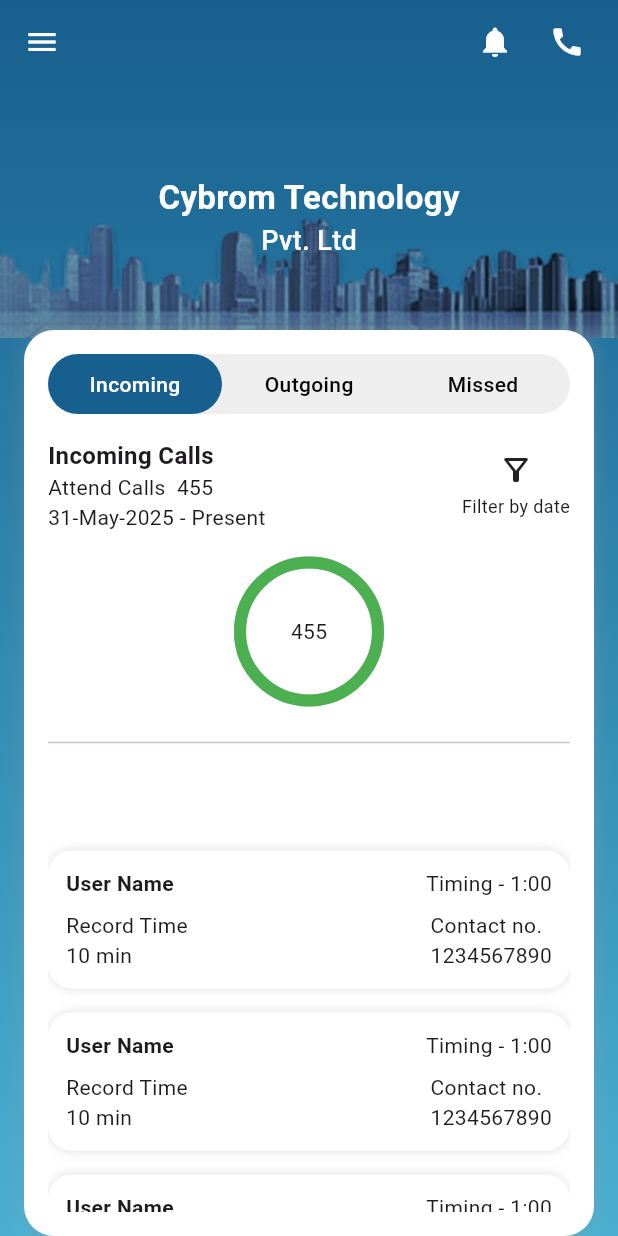
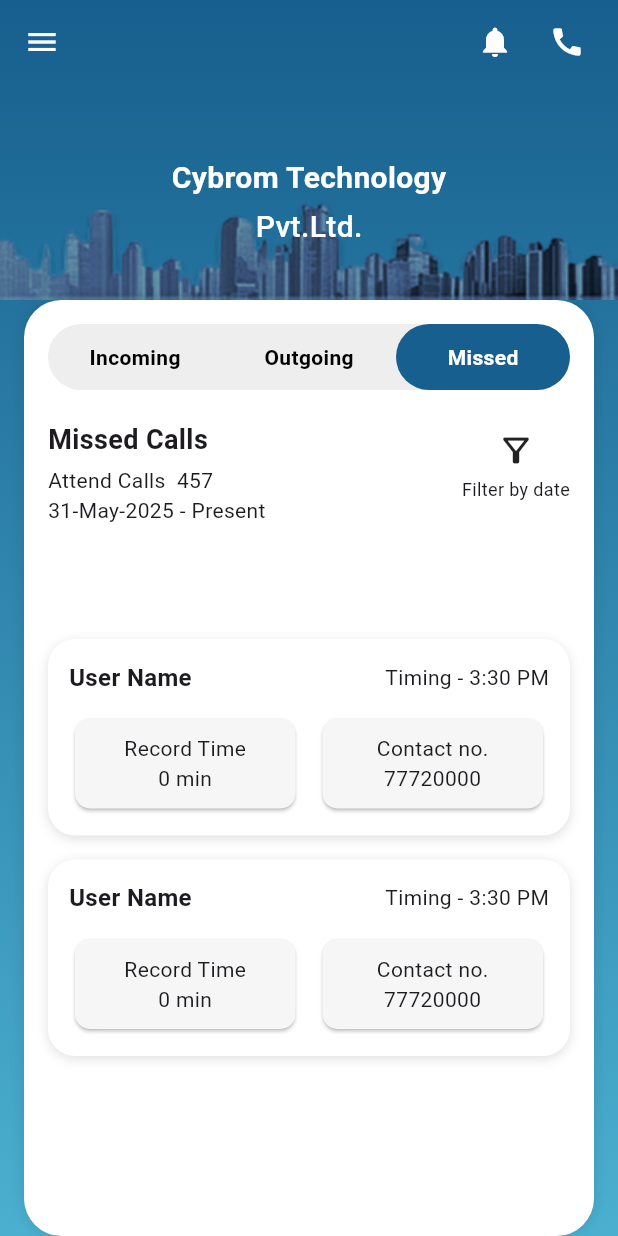
Before and after one commit to Rajankumar9955/CRM, a Flutter app: the CallingPage screen opened directly, on a phone screen of 412 x 824 dp. Run offline on Flutter 3.47's test engine with Material 3 defaults, Android fonts, the phone set to English and light mode, and no system bars; drawn by our look-alikes of percent_indicator.

Commit message:
calling section

```diff
--- a/lib/view/home/pages/Calling_page.dart
+++ b/lib/view/home/pages/Calling_page.dart
@@ -1,4 +1,7 @@
+import 'dart:nativewrappers/_internal/vm/lib/ffi_patch.dart';
+
 import 'package:flutter/material.dart';
+// ignore: depend_on_referenced_packages
 import 'package:percent_indicator/circular_percent_indicator.dart';
 import 'package:crm/view/home/pages/drawer.dart';
 
@@ -10,10 +13,11 @@ class CallingPage extends StatefulWidget {
 }
 
 class _CallingPageState extends State<CallingPage> {
+  int selectedTab = 2;
   @override
   Widget build(BuildContext context) {
     return Scaffold(
-      drawer: NavbarSlider(),
+      drawer: const NavbarSlider(),
       extendBodyBehindAppBar: true,
       appBar: AppBar(
         backgroundColor: Colors.transparent,
@@ -28,9 +32,7 @@ class _CallingPageState extends State<CallingPage> {
       ),
       body: Stack(
         children: [
-          // Gradient Background
-          Positioned.fill(
-            child: Container(
+          Container(
             decoration: const BoxDecoration(
               gradient: LinearGradient(
                 colors: [Color(0xFF175F8E), Color(0xFF4BB0D0)],
@@ -39,17 +41,15 @@ class _CallingPageState extends State<CallingPage> {
               ),
             ),
           ),
-          ),
 
-          // Header Image + Company Name
+          // Image
           Positioned(
-            top: 65,
+            top: 70,
             left: 0,
             right: 0,
             child: Container(
-              height: 160,
-              width: double.infinity,
-              decoration: const BoxDecoration(
+              height: 130,
+              decoration: BoxDecoration(
                 image: DecorationImage(
                   image: AssetImage('assets/header_bg.png'),
                   fit: BoxFit.cover,
@@ -58,20 +58,21 @@ class _CallingPageState extends State<CallingPage> {
               child: Center(
                 child: Column(
                   mainAxisAlignment: MainAxisAlignment.center,
-                  children: const [
+                  children:  [
                     Text(
                       "Cybrom Technology",
                       style: TextStyle(
                         color: Colors.white,
-                        fontSize: 22,
+                        fontSize: 20,
                         fontWeight: FontWeight.bold,
                       ),
                     ),
+                    SizedBox(height: 4),
                     Text(
-                      "Pvt. Ltd",
+                      "Pvt.Ltd.",
                       style: TextStyle(
                         color: Colors.white,
-                        fontSize: 18,
+                        fontSize: 20,
                         fontWeight: FontWeight.w500,
                       ),
                     ),
@@ -81,9 +82,9 @@ class _CallingPageState extends State<CallingPage> {
             ),
           ),
 
-          // Main White Container
+          // Main Container hai
           Positioned(
-            top: 220,
+            top: 200,
             left: 16,
             right: 16,
             bottom: 0,
@@ -91,11 +92,11 @@ class _CallingPageState extends State<CallingPage> {
               padding: const EdgeInsets.all(16),
               decoration: BoxDecoration(
                 color: Colors.white,
-                borderRadius: BorderRadius.circular(20),
+                borderRadius: BorderRadius.circular(25),
                 boxShadow: [
                   BoxShadow(
-                    color: Colors.grey.withOpacity(0.3),
-                    blurRadius: 10,
+                    color: Colors.black12,
+                    blurRadius: 8,
                   ),
                 ],
               ),
@@ -103,30 +104,10 @@ class _CallingPageState extends State<CallingPage> {
                 crossAxisAlignment: CrossAxisAlignment.start,
                 children: [
                   _buildTabButtons(),
-                  const SizedBox(height: 16),
+                   SizedBox(height: 20),
                   _buildCallStatsHeader(),
-                  const SizedBox(height: 16),
-                  Center(
-                    child: CircularPercentIndicator(
-                      radius: 50.0,
-                      lineWidth: 8.0,
-                      percent: 1.0,
-                      center: const Text("455"),
-                      progressColor: Colors.green,
-                    ),
-                  ),
-                  const SizedBox(height: 16),
-                  const Divider(),
-                  const SizedBox(height: 8),
-                  Expanded(
-                    child: ListView.builder(
-                      itemCount: 5,
-                      physics: const BouncingScrollPhysics(),
-                      itemBuilder: (context, index) {
-                        return _buildCallCard();
-                      },
-                    ),
-                  ),
+                   SizedBox(height: 20),
+                  Expanded(child: _buildTabContent()),
                 ],
               ),
             ),
@@ -144,28 +125,34 @@ class _CallingPageState extends State<CallingPage> {
       ),
       child: Row(
         children: [
-          _buildTab("Incoming", true),
-          _buildTab("Outgoing", false),
-          _buildTab("Missed", false),
+          _buildTab("Incoming", 0),
+          _buildTab("Outgoing", 1),
+          _buildTab("Missed", 2),
         ],
       ),
     );
   }
 
-  Widget _buildTab(String title, bool selected) {
+  Widget _buildTab(String title, int index) {
+    final isSelected = selectedTab == index;
     return Expanded(
+      child: GestureDetector(
+        onTap: () {
+          setState(() => selectedTab = index);
+        },
         child: Container(
-        padding: const EdgeInsets.symmetric(vertical: 10),
+          padding:  EdgeInsets.symmetric(vertical: 12),
           decoration: BoxDecoration(
-          color: selected ? const Color(0xFF175F8E) : Colors.transparent,
+            color: isSelected ? const Color(0xFF175F8E) : Colors.transparent,
             borderRadius: BorderRadius.circular(30),
           ),
           child: Center(
             child: Text(
               title,
               style: TextStyle(
-              color: selected ? Colors.white : Colors.black,
-              fontWeight: FontWeight.w500,
+                color: isSelected ? Colors.white : Colors.black,
+                fontWeight: FontWeight.w600,
+              ),
             ),
           ),
         ),
@@ -173,64 +160,210 @@ class _CallingPageState extends State<CallingPage> {
     );
   }
 
+
   Widget _buildCallStatsHeader() {
+    String title = '';
+    if (selectedTab == 0) {
+      title = "Incoming Calls";
       return Row(
       mainAxisAlignment: MainAxisAlignment.spaceBetween,
       children: [
         Column(
           crossAxisAlignment: CrossAxisAlignment.start,
-          children: const [
-            Text(
-              "Incoming Calls",
-              style: TextStyle(fontWeight: FontWeight.bold, fontSize: 16),
-            ),
-            Text("Attend Calls  455"),
+          children: [
+            Text(title,
+                style:  TextStyle(fontSize: 18, fontWeight: FontWeight.bold)),
+             SizedBox(height: 4),
+             Text("Attend Calls  457"),
              Text("31-May-2025 - Present"),
           ],
         ),
         Column(
-          children: const [
-            Icon(Icons.filter_alt_outlined, size: 24),
+          children:  [
+            Icon(Icons.filter_alt_outlined, size: 26, ),
             SizedBox(height: 4),
             Text("Filter by date", style: TextStyle(fontSize: 12)),
+            SizedBox(height: 5,),
+            CircularPercentIndicator(
+              radius: 32.0,
+              lineWidth: 8.0,
+              percent: 0.87,
+              center:  Text("87"),
+              progressColor: Colors.red,
+              backgroundColor: Colors.grey.shade200,
+              circularStrokeCap: CircularStrokeCap.round,
+            ),
+          ],
+        )
+      ],
+    );
+
+    } else if (selectedTab == 1) {
+      title = "Outgoing Calls";
+      return Row(
+      mainAxisAlignment: MainAxisAlignment.spaceBetween,
+      children: [
+        Column(
+          crossAxisAlignment: CrossAxisAlignment.start,
+          children: [
+            Text(title,
+                style:  TextStyle(fontSize: 18, fontWeight: FontWeight.bold)),
+             SizedBox(height: 4),
+             Text("Attend Calls  4571111"),
+             Text("31-May-2025 - Present"),
           ],
         ),
+        Column(
+          children:  [
+            Icon(Icons.filter_alt_outlined, size: 26),
+            SizedBox(height: 4),
+            Text("Filter by date", style: TextStyle(fontSize: 12)),
+            SizedBox(height: 8,),
+
+             CircularPercentIndicator(
+              radius: 32.0,
+              lineWidth: 8.0,
+              percent: 0.87,
+              center:  Text("87"),
+              progressColor: Colors.red,
+              backgroundColor: Colors.grey.shade200,
+              circularStrokeCap: CircularStrokeCap.round,
+            ),
+
+          ],
+        )
+      ],
+    );
+    } else {
+      title = "Missed Calls";
+      return Row(
+      mainAxisAlignment: MainAxisAlignment.spaceBetween,
+      children: [
+        Column(
+          crossAxisAlignment: CrossAxisAlignment.start,
+          children: [
+            Text(title,
+            style: const TextStyle(fontSize: 18, fontWeight: FontWeight.bold)),
+            const SizedBox(height: 4),
+            const Text("Attend Calls  457"),
+            const Text("31-May-2025 - Present"),
+          ],
+        ),
+        Column(
+          children: const [
+            Icon(Icons.filter_alt_outlined, size: 26),
+            SizedBox(height: 4),
+            Text("Filter by date", style: TextStyle(fontSize: 12)),
+            SizedBox(height: 8,),
+
+
+
+          ],
+        )
       ],
     );
     }
 
-  Widget _buildCallCard() {
+  }
+
+  Widget _buildTabContent() {
+    if (selectedTab == 0) {
+      return ListView.builder(
+        itemCount: 2,
+        itemBuilder: (_, index) => _buildCallCard(
+          title: "User Name, $index",
+          time: "12:00 PM",
+          contact: "99900000",
+          duration: "2 min",
+        ),
+      );
+    } else if (selectedTab == 1) {
+      return ListView.builder(
+        itemCount: 2,
+        itemBuilder: (_, index) => _buildCallCard(
+          title: "User Name",
+          time: "1:10 PM",
+          contact: "88810000",
+          duration: "1 min",
+        ),
+      );
+    } else {
+      return ListView.builder(
+        itemCount: 2,
+        itemBuilder: (_, index) => _buildCallCard(
+          title: "User Name",
+          time: "3:30 PM",
+          contact: "77720000",
+          duration: "0 min",
+        ),
+      );
+    }
+  }
+
+  Widget _buildCallCard({
+    required String title,
+    required String time,
+    required String contact,
+    required String duration,
+  }) {
     return Container(
       margin: const EdgeInsets.only(bottom: 16),
-      padding: const EdgeInsets.all(12),
+      padding: const EdgeInsets.all(14),
       decoration: BoxDecoration(
         color: Colors.white,
-        borderRadius: BorderRadius.circular(16),
+        borderRadius: BorderRadius.circular(18),
         boxShadow: [
           BoxShadow(
             color: Colors.grey.shade300,
             blurRadius: 6,
+            offset: const Offset(0, 2),
           ),
         ],
       ),
       child: Column(
-        crossAxisAlignment: CrossAxisAlignment.start,
         children: [
           Row(
             mainAxisAlignment: MainAxisAlignment.spaceBetween,
-            children: const [
-              Text("User Name", style: TextStyle(fontWeight: FontWeight.bold)),
-              Text("Timing - 1:00"),
+            children: [
+              Text(title,
+                  style: const TextStyle(
+                      fontWeight: FontWeight.bold, fontSize: 16)),
+              Text("Timing - $time"),
             ],
           ),
-          const SizedBox(height: 8),
+          const SizedBox(height: 12),
           Row(
-            mainAxisAlignment: MainAxisAlignment.spaceBetween,
-            children: const [
-              Text("Record Time\n10 min"),
-              Text("Contact no.\n1234567890"),
+            mainAxisAlignment: MainAxisAlignment.spaceEvenly,
+            children: [
+              Expanded(
+                child: Card(
+                  color: const Color(0xFFF6F6F6),
+                  shape: const RoundedRectangleBorder(
+                      borderRadius: BorderRadius.all(Radius.circular(10))),
+                  child: Padding(
+                    padding: const EdgeInsets.all(10),
+                    child: Center(
+                        child: Text("Record Time\n$duration",
+                            textAlign: TextAlign.center)),
+                  ),
+                ),
+              ),
+              const SizedBox(width: 10),
+              Expanded(
+                child: Card(
+                  color: const Color(0xFFF6F6F6),
+                  shape: const RoundedRectangleBorder(
+                      borderRadius: BorderRadius.all(Radius.circular(10))),
+                  child: Padding(
+                    padding: const EdgeInsets.all(10),
+                    child: Center(
+                        child: Text("Contact no.\n$contact",
+                            textAlign: TextAlign.center)),
+                  ),
+                ),
+              ),
             ],
-          ),
+          )
         ],
       ),
     );
--- a/lib/view/home/pages/mycampaign_page.dart
+++ b/lib/view/home/pages/mycampaign_page.dart
@@ -1,4 +1,5 @@
 
+import 'package:crm/view/home/pages/Calling_page.dart';
 import 'package:flutter/material.dart';
 import 'package:crm/view/home/pages/drawer.dart';
 
@@ -17,7 +18,9 @@ class MycampaignPage extends StatelessWidget {
         centerTitle: true,
         actions: [
           IconButton(icon:  Icon(Icons.notifications), onPressed: () {}),
-          IconButton(icon:  Icon(Icons.call), onPressed: () {}),
+          IconButton(icon:  Icon(Icons.call), onPressed: () {
+             Navigator.push(context, MaterialPageRoute(builder: (context)=>CallingPage()));
+          }),
            SizedBox(width: 10),
         ],
       ),
```
Lines whose indentation alone changed are shown as unchanged.
